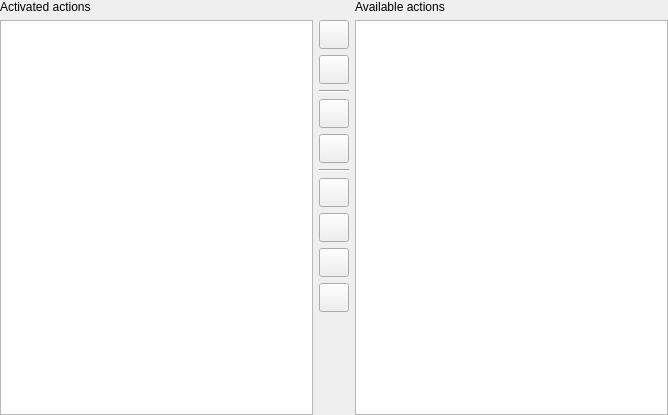
First picture: the form in src/gui/toolbareditor.ui, repository martinrotter/textosaurus, before the edit.
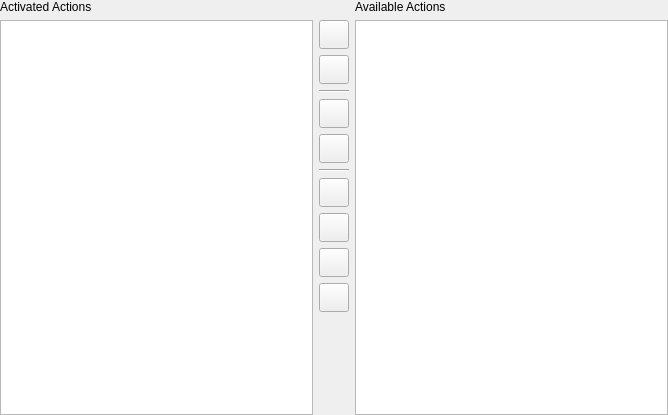
Second picture: the form after the edit.

Diff of the .ui file:
```diff
--- a/src/gui/toolbareditor.ui
+++ b/src/gui/toolbareditor.ui
@@ -29,14 +29,20 @@
    <item row="0" column="0">
     <widget class="QLabel" name="m_lblActivatedActions">
      <property name="text">
-      <string>Activated actions</string>
+      <string>Activated Actions</string>
+     </property>
+     <property name="buddy">
+      <cstring>m_listActivatedActions</cstring>
      </property>
     </widget>
    </item>
    <item row="0" column="2">
     <widget class="QLabel" name="m_lblAvailableActions">
      <property name="text">
-      <string>Available actions</string>
+      <string>Available Actions</string>
+     </property>
+     <property name="buddy">
+      <cstring>m_listAvailableActions</cstring>
      </property>
     </widget>
    </item>
```
